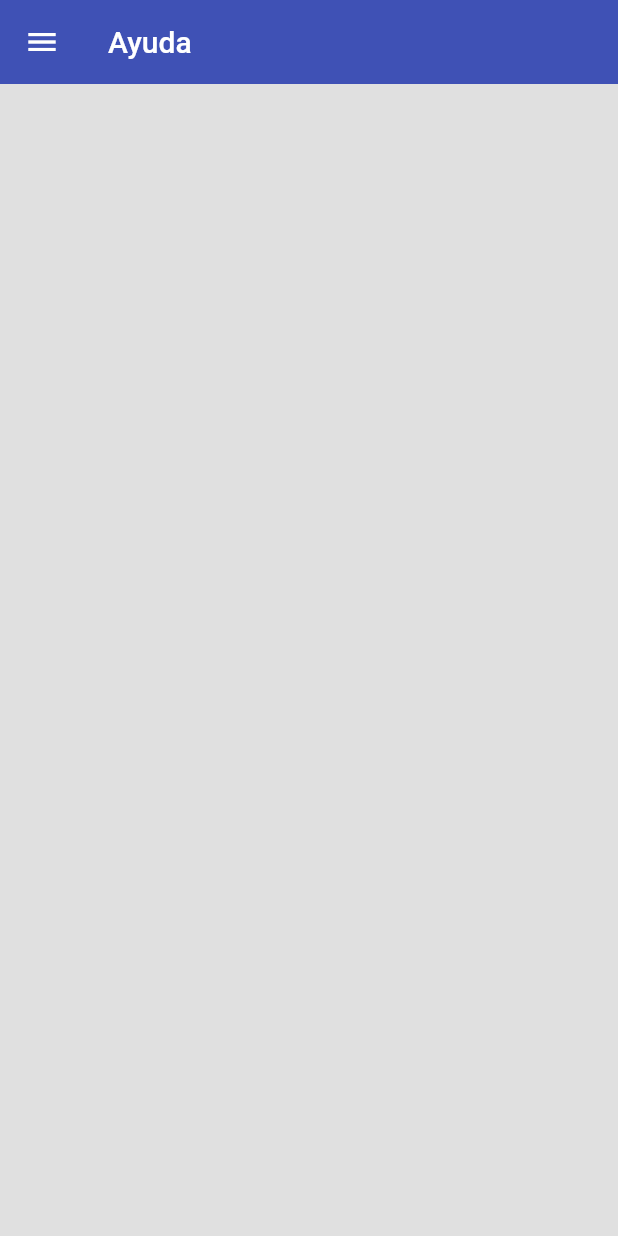
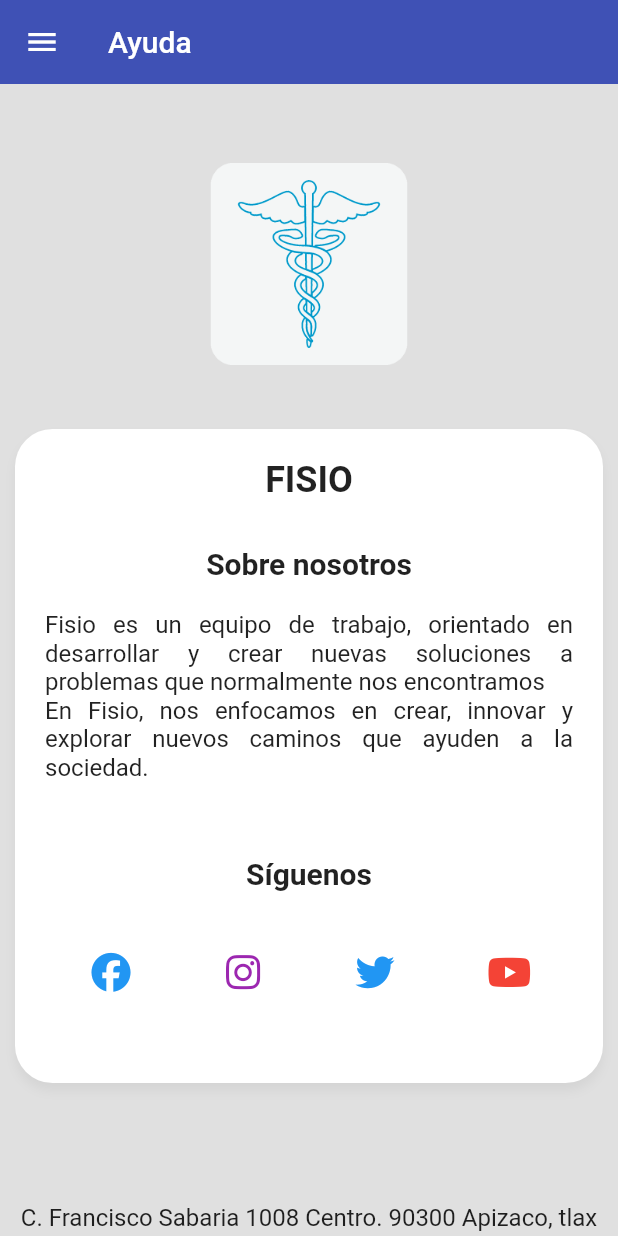
Before and after one commit to Luis-Angel-Santos/fisio_App_Movil, a Flutter app: the Ayuda screen opened by its route, on a phone screen of 412 x 824 dp. Run offline on Flutter 3.47's test engine with Material 2 defaults, Android fonts, the light colour scheme and no system bars; our stand-ins replace cloud_firestore, firebase_core, firebase_storage, flutter_secure_storage, font_awesome_flutter, image_picker and 2 more; missing offline and left inert: firebase_dart; accounts and stored records are empty.

Commit message:
pantalla mas información

```diff
--- a/lib/screens/ayuda.dart
+++ b/lib/screens/ayuda.dart
@@ -1,5 +1,7 @@
 import 'package:flutter/material.dart';
 import 'package:fisio/widgets/burguer_menu.dart';
+import 'package:font_awesome_flutter/font_awesome_flutter.dart';
+import 'package:url_launcher/url_launcher.dart';
 
 class Ayuda extends StatelessWidget {
   final String idUser;
@@ -14,8 +16,137 @@ class Ayuda extends StatelessWidget {
       ),
       drawer: BurguerMenu(idUser: idUser, idExpediente: idExpediente,),
       body: SingleChildScrollView(
-
+         child:  Column(
+            children: [
+              SizedBox(
+                height: 20,
+              ),
+              Container(
+                width: double.infinity,
+                margin: EdgeInsets.only(top: 30),
+                child: Column(
+                  children: [
+                    SizedBox( height: 140.0, width: 140.0, child: Image.asset('assets/Logo.png'))
+                  ],
+                ),
+              ),
+              SizedBox(
+                height: 40,
+              ),
+              Padding(
+                  padding: EdgeInsets.symmetric(horizontal: 10),
+                  child: Container(
+                  padding: EdgeInsets.symmetric(horizontal: 20),
+                  width: double.infinity,
+                  decoration: _buildBoxDecoration(),
+                  child:  Column(
+                    children: [
+                      SizedBox(
+                        height: 20,
+                      ),
+                      Text(
+                        'FISIO',
+                        style: TextStyle(fontSize: 24, fontWeight: FontWeight.bold),
+                      ),
+                      SizedBox(
+                        height: 30,
+                      ),
+                      Text(
+                        'Sobre nosotros',
+                        style: TextStyle(fontSize: 20, fontWeight: FontWeight.bold),
+                      ),
+                      SizedBox(
+                        height: 20,
+                      ),
+                      Text(
+                        'Fisio es un equipo de trabajo, orientado en desarrollar y crear nuevas soluciones a problemas que normalmente nos encontramos',
+                        textAlign: TextAlign.justify,
+                        style: TextStyle(fontSize: 16, fontWeight: FontWeight.normal),
+                      ),
+                      Text(
+                        'En Fisio, nos enfocamos en crear, innovar y explorar nuevos caminos que ayuden a la sociedad.',
+                        textAlign: TextAlign.justify,
+                        style: TextStyle(fontSize: 16, fontWeight: FontWeight.normal),
+                      ),
+                      SizedBox(
+                        height: 50,
+                      ),
+                      Text(
+                        'Síguenos',
+                        style: TextStyle(fontSize: 20, fontWeight: FontWeight.bold),
+                      ),
+                      SizedBox(
+                        height: 30,
+                      ),
+                      Row(
+                        mainAxisAlignment: MainAxisAlignment.spaceAround,
+                        children: <Widget>[
+                          IconButton(
+                            iconSize: 26.0, color: Colors.blue,
+                            onPressed: () => launch("https://www.facebook.com/Universidad-Tecnol%C3%B3gica-De-Tlaxcala-155983347830609/"),
+                            icon: Icon( FontAwesomeIcons.facebook, ),
+                          ),
+                          IconButton(
+                            iconSize: 26.0, color: Colors.purple,
+                            onPressed: () => launch("https://www.instagram.com/ut_tlaxcala/?hl=es"),
+                            icon: Icon( FontAwesomeIcons.instagram, ),
+                          ),
+                          IconButton(
+                            iconSize: 26.0, color: Colors.blue,
+                            onPressed: () => launch("https://twitter.com/uttlaxcala"),
+                            icon: Icon( FontAwesomeIcons.twitter, ),
+                          ),
+                          IconButton(
+                            iconSize: 26.0, color: Colors.red,
+                            onPressed: () => launch("https://www.youtube.com/user/uttoficial"),
+                            icon: Icon( FontAwesomeIcons.youtube, ),
+                          ),
+                        ],
+                      ),
+                      SizedBox(
+                        height: 50,
+                      ),
+                    ]
+                  )
+                )
+              ),
+               SizedBox(
+                height: 80,
+              ),
+              Text(
+                  'C. Francisco Sabaria 1008 Centro. 90300 Apizaco, tlax',
+                  textAlign: TextAlign.justify,
+                  style: TextStyle(fontSize: 16, fontWeight: FontWeight.normal),
+              ),
+              SizedBox(
+                height: 10,
+              ),
+              RichText(text: TextSpan(children: [
+                        TextSpan(text: '© 2022 ', style: TextStyle(fontSize: 16, fontWeight: FontWeight.normal)),
+                        TextSpan(text: 'JESLA ', style: TextStyle(fontSize: 16, fontWeight: FontWeight.bold)),
+                        TextSpan(text: '- Todos los Derechos Reservados.', style: TextStyle(fontSize: 16, fontWeight: FontWeight.normal)),
+                      ])),
+              SizedBox(
+                height: 20,
+              ),
+            ]
+         )
       ),
     );
   }
+
+  BoxDecoration _buildBoxDecoration() => BoxDecoration(
+          color: Colors.white,
+          borderRadius: BorderRadius.only(
+            bottomRight: Radius.circular(25),
+            bottomLeft: Radius.circular(25),
+            topLeft: Radius.circular(25),
+            topRight: Radius.circular(25),
+          ),
+          boxShadow: [
+            BoxShadow(
+                color: Colors.black.withOpacity(0.05),
+                offset: Offset(0, 5),
+                blurRadius: 5)
+          ]);
 }
--- a/pubspec.yaml
+++ b/pubspec.yaml
@@ -41,6 +41,8 @@ dependencies:
   localstorage: ^4.0.0+1
   firebase_storage: ^11.0.6
   permission_handler: ^10.2.0
+  font_awesome_flutter: ^10.3.0
+  url_launcher: ^6.0.4
 
 dev_dependencies:
   flutter_launcher_icons: null
```
Also changed, not shown: pubspec.lock, 5 other files.
